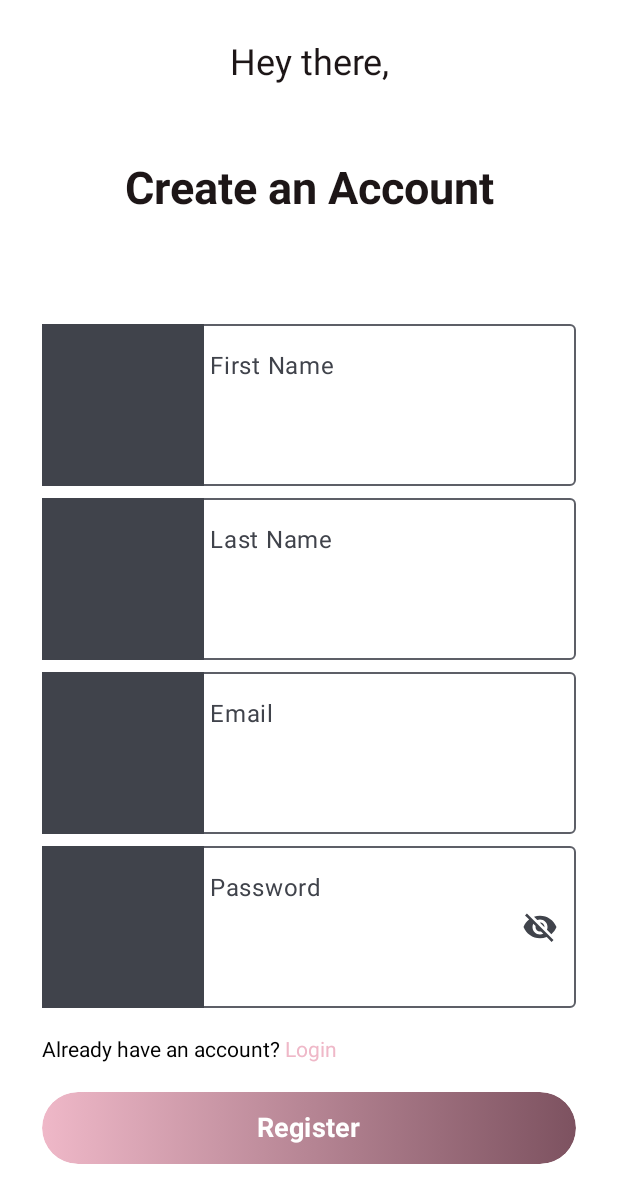
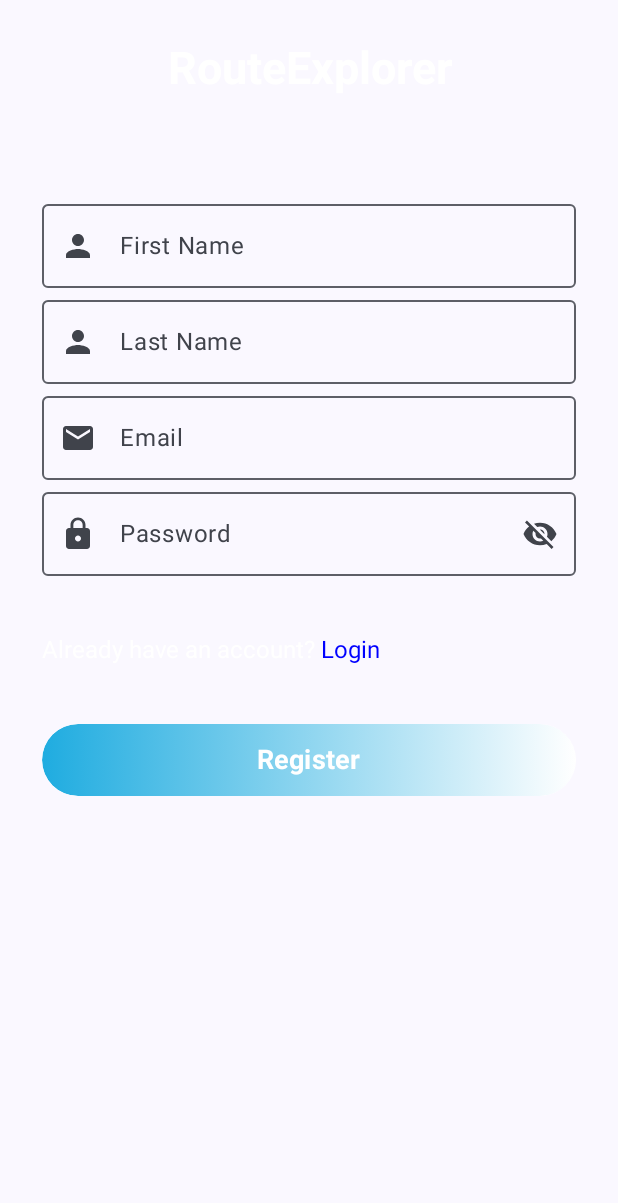
Before and after one commit to arsenic02/RouteExplorer2, an Android app built with Jetpack Compose: the screen it shows after launch (MainActivity), on a phone screen of 412 x 824 dp. Shown: the top 1203 px of the screen. Run offline under Robolectric (Android 15) with nearby library versions, the phone set to English and light mode, and no system bars; our stand-ins replace constraintlayout-compose; libraries missing offline, so code that uses them is left out: androidx.constraintlayout.compose.

Commit message:
Register ekran zavrsen

```diff
--- a/app/src/main/java/com/example/routeexplorer2/RouteExplorer.kt
+++ b/app/src/main/java/com/example/routeexplorer2/RouteExplorer.kt
@@ -17,7 +17,7 @@
 fun RouteExplorer(){
     Surface (
         modifier= Modifier.fillMaxSize(),
-        color = Color.White
+//        color = Color.White
     ) {
         //SignUpScreen()
 
--- a/app/src/main/java/com/example/routeexplorer2/components/AppComponents.kt
+++ b/app/src/main/java/com/example/routeexplorer2/components/AppComponents.kt
@@ -48,6 +48,8 @@
 import androidx.compose.ui.text.SpanStyle
 import androidx.compose.ui.text.buildAnnotatedString
 import androidx.compose.ui.text.withStyle
+import com.example.routeexplorer2.ui.theme.Blue
+import com.example.routeexplorer2.ui.theme.LightBlue
 import com.example.routeexplorer2.ui.theme.Pink40
 
 
@@ -63,7 +65,7 @@
             fontWeight = FontWeight.Normal,
             fontStyle= FontStyle.Normal
         )
-    , color= colorResource(id = R.color.colorText),
+    , color= Color.White,//colorResource(id = R.color.colorText),
         textAlign = TextAlign.Center
 
 
@@ -83,7 +85,7 @@
             fontWeight = FontWeight.Bold,
             fontStyle= FontStyle.Normal
         )
-        , color= colorResource(id = R.color.colorText),
+        , color= Color.White,//colorResource(id = R.color.colorText),
         textAlign = TextAlign.Center
 
 
@@ -104,9 +106,9 @@
         label = {Text(text=labelValue)},
 
         colors=TextFieldDefaults.outlinedTextFieldColors(
-            focusedBorderColor = Pink80,
-            focusedLabelColor= Pink80,
-            cursorColor= Pink80,
+            focusedBorderColor = LightBlue,//Pink80,
+            focusedLabelColor= LightBlue,//Pink80,
+            cursorColor= LightBlue,//Pink80,
 //            backgroundColor= TextColor //nece kod mene
         ),
         keyboardOptions = KeyboardOptions.Default,
@@ -138,10 +140,10 @@
         label = {Text(text=labelValue)},
 
         colors=TextFieldDefaults.outlinedTextFieldColors(
-            focusedBorderColor = Pink80,
-            focusedLabelColor= Pink80,
-            cursorColor= Pink80,
-//            backgroundColor= TextColor //nece kod mene
+            focusedBorderColor = LightBlue,
+            focusedLabelColor= LightBlue,
+            cursorColor= LightBlue,
+//            backgroundColor= Blue //nece kod mene
         ),
         keyboardOptions = KeyboardOptions(keyboardType = KeyboardType.Password ),
         value=password.value,
@@ -208,12 +210,12 @@
     val termsAndConditionsText=" Term of Use"
     val annotatedString = buildAnnotatedString {
         append(initialText)
-        withStyle(style=SpanStyle(color= Pink80)){
+        withStyle(style=SpanStyle(color= Color.White)){
             pushStringAnnotation(tag=privacyPolicyText, annotation = privacyPolicyText)
             append(privacyPolicyText)
         }
         append(andText)
-        withStyle(style=SpanStyle(color= Pink80)){
+        withStyle(style=SpanStyle(color= Color.White)){
             pushStringAnnotation(tag=termsAndConditionsText, annotation = termsAndConditionsText)
             append(termsAndConditionsText)
         }
@@ -239,14 +241,15 @@
             .fillMaxWidth()
             .heightIn(48.dp),
         contentPadding= PaddingValues(),
-        colors = ButtonDefaults.buttonColors(Color.Transparent)
+//        colors = ButtonDefaults.buttonColors(Color.Transparent)
+        colors = ButtonDefaults.buttonColors(Color.White)
 
     ){
         Box(modifier=Modifier
             .fillMaxWidth()
             .heightIn(48.dp)
             .background(
-                brush= Brush.horizontalGradient(listOf(Pink80, Pink40)),
+                brush= Brush.horizontalGradient(listOf(LightBlue, Blue)),
                 shape= RoundedCornerShape(50.dp)
             ),
             contentAlignment=Alignment.Center
@@ -269,13 +272,17 @@
     val loginText="Login"
 
     val annotatedString = buildAnnotatedString {
-        append(initialText)
-        withStyle(style=SpanStyle(color= Pink80)){
-            pushStringAnnotation(tag=loginText, annotation = loginText)
+        // Stil za "Already have an account?" u beloj boji
+        withStyle(style = SpanStyle(color = Color.White, fontSize = 16.sp)) {
+            append(initialText)
+        }
+        // Stil za "Login" u plavoj boji
+        withStyle(style = SpanStyle(color = Color.Blue,  fontSize = 16.sp)) {
+            pushStringAnnotation(tag = loginText, annotation = loginText)
             append(loginText)
         }
+    }
 
-    }
 
     ClickableText(text =annotatedString ,onClick={offset ->
         annotatedString.getStringAnnotations(offset,offset)
--- a/app/src/main/java/com/example/routeexplorer2/screens/SignUpScreen.kt
+++ b/app/src/main/java/com/example/routeexplorer2/screens/SignUpScreen.kt
@@ -1,6 +1,5 @@
 package com.example.routeexplorer2.screens
 
-import androidx.compose.foundation.background
 import androidx.compose.foundation.layout.Column
 import androidx.compose.foundation.layout.Spacer
 import androidx.compose.foundation.layout.fillMaxSize
@@ -9,66 +8,61 @@
 import androidx.compose.material3.Surface
 import androidx.compose.runtime.Composable
 import androidx.compose.ui.Modifier
-import androidx.compose.ui.graphics.Color
 import androidx.compose.ui.res.painterResource
 import androidx.compose.ui.res.stringResource
 import androidx.compose.ui.tooling.preview.Preview
 import androidx.compose.ui.unit.dp
 import com.example.routeexplorer2.R
 import com.example.routeexplorer2.components.ButtonComponent
-import com.example.routeexplorer2.navigation.RouterExplorerAppRouter
-import com.example.routeexplorer2.navigation.Screen
-import com.example.routeexplorer2.components.CheckboxComponent
 import com.example.routeexplorer2.components.ClickableLoginTextComponent
 
 import com.example.routeexplorer2.components.HeadingTextComponent
 import com.example.routeexplorer2.components.MyTextFieldComponent
-import com.example.routeexplorer2.components.NormalTextComponent
 import com.example.routeexplorer2.components.PasswordFieldComponent
 
 @Composable
 fun SignUpScreen (){
 
     Surface(
-        color = Color.White,
+        //color = Color.White,
         modifier= Modifier
             .fillMaxSize()
-            .background(Color.White)
+           // .background(Color.White)
             .padding(28.dp)
         ) {
             Column(modifier =Modifier.fillMaxSize()){
-                NormalTextComponent(value = stringResource(id= R.string.hello) )
-                HeadingTextComponent(value = stringResource(id = R.string.create_account) )
+                //NormalTextComponent(value = stringResource(id= R.string.hello) )
+                HeadingTextComponent(value = stringResource(id = R.string.routeExpl) )
                 Spacer(modifier = Modifier.height(20.dp))
                 MyTextFieldComponent(
                     labelValue = stringResource(id = R.string.first_name),
-                    painterResource(id=R.drawable.ic_launcher_background) //treba ikonica za profil
+                    painterResource(id=R.drawable.ic_person_24) //treba ikonica za profil
                 )
                 MyTextFieldComponent(
                     labelValue = stringResource(id = R.string.last_name),
-                    painterResource(id=R.drawable.ic_launcher_background) //treba ikonica za profil
+                    painterResource(id=R.drawable.ic_person_24) //treba ikonica za profil
                 )
                 MyTextFieldComponent(
                     labelValue = stringResource(id = R.string.email),
-                    painterResource(id=R.drawable.ic_launcher_background)//treba ikonica za mejl
+                    painterResource(id=R.drawable.ic_mail_24)//treba ikonica za mejl
                 )
 
                 PasswordFieldComponent(
                     labelValue = stringResource(id = R.string.password),
-                    painterResource(id=R.drawable.ic_launcher_background)//treba ikonica za sifru
+                    painterResource(id=R.drawable.ic_lock_24)//treba ikonica za sifru
                 )
 
 //                CheckboxComponent(value = stringResource(id = R.string.terms_and_conditions),
 //                    onTextSelected = {
 //                        RouterExplorerAppRouter.navigateTo(Screen.TermsAndConditionsScreen)
 //                    })
-                Spacer(modifier=Modifier.height(20.dp))
+                Spacer(modifier=Modifier.height(40.dp))
 
                 ClickableLoginTextComponent(onTextSelected = {
 
                 })
 
-                Spacer(modifier=Modifier.height(20.dp))
+                Spacer(modifier=Modifier.height(40.dp))
 
                 ButtonComponent(value =stringResource(id=R.string.register) )
 
--- a/app/src/main/java/com/example/routeexplorer2/ui/theme/Color.kt
+++ b/app/src/main/java/com/example/routeexplorer2/ui/theme/Color.kt
@@ -11,3 +11,5 @@
 val Pink40 = Color(0xFF7D5260)
 
 val TextColor=Color(0xFF1D1617)
+val Blue =Color(0x1b4ae4)
+val LightBlue =Color(0xFF1face0)
--- /dev/null
+++ b/app/src/main/java/com/example/routeexplorer2/viewModels/LoginViewModel.kt
@@ -0,0 +1 @@
+package com.example.routeexplorer2.viewModels
--- /dev/null
+++ b/app/src/main/java/com/example/routeexplorer2/viewModels/RegisterViewModel.kt
@@ -0,0 +1 @@
+package com.example.routeexplorer2.viewModels
--- /dev/null
+++ b/app/src/main/res/drawable/ic_lock_24.xml
@@ -0,0 +1,5 @@
+<vector xmlns:android="http://schemas.android.com/apk/res/android" android:height="24dp" android:tint="#000000" android:viewportHeight="24" android:viewportWidth="24" android:width="24dp">
+
+    <path android:fillColor="@android:color/white" android:pathData="M18,8h-1L17,6c0,-2.76 -2.24,-5 -5,-5S7,3.24 7,6v2L6,8c-1.1,0 -2,0.9 -2,2v10c0,1.1 0.9,2 2,2h12c1.1,0 2,-0.9 2,-2L20,10c0,-1.1 -0.9,-2 -2,-2zM12,17c-1.1,0 -2,-0.9 -2,-2s0.9,-2 2,-2 2,0.9 2,2 -0.9,2 -2,2zM15.1,8L8.9,8L8.9,6c0,-1.71 1.39,-3.1 3.1,-3.1 1.71,0 3.1,1.39 3.1,3.1v2z"/>
+
+</vector>
--- /dev/null
+++ b/app/src/main/res/drawable/ic_mail_24.xml
@@ -0,0 +1,5 @@
+<vector xmlns:android="http://schemas.android.com/apk/res/android" android:height="24dp" android:tint="#000000" android:viewportHeight="24" android:viewportWidth="24" android:width="24dp">
+
+    <path android:fillColor="@android:color/white" android:pathData="M20,4L4,4c-1.1,0 -1.99,0.9 -1.99,2L2,18c0,1.1 0.9,2 2,2h16c1.1,0 2,-0.9 2,-2L22,6c0,-1.1 -0.9,-2 -2,-2zM20,8l-8,5 -8,-5L4,6l8,5 8,-5v2z"/>
+
+</vector>
--- /dev/null
+++ b/app/src/main/res/drawable/ic_person_24.xml
@@ -0,0 +1,5 @@
+<vector xmlns:android="http://schemas.android.com/apk/res/android" android:height="24dp" android:tint="#000000" android:viewportHeight="24" android:viewportWidth="24" android:width="24dp">
+
+    <path android:fillColor="@android:color/white" android:pathData="M12,12c2.21,0 4,-1.79 4,-4s-1.79,-4 -4,-4 -4,1.79 -4,4 1.79,4 4,4zM12,14c-2.67,0 -8,1.34 -8,4v2h16v-2c0,-2.66 -5.33,-4 -8,-4z"/>
+
+</vector>
--- a/app/src/main/res/values/strings.xml
+++ b/app/src/main/res/values/strings.xml
@@ -1,7 +1,7 @@
 <resources>
     <string name="app_name">RouteExplorer2</string>
     <string name="hello">Hey there,</string>
-    <string name="create_account">Create an Account</string>
+    <string name="routeExpl">RouteExplorer</string>
     <string name="welcome">Welcome Back</string>
     <string name="first_name">First Name</string>
     <string name="last_name">Last Name</string>
```
